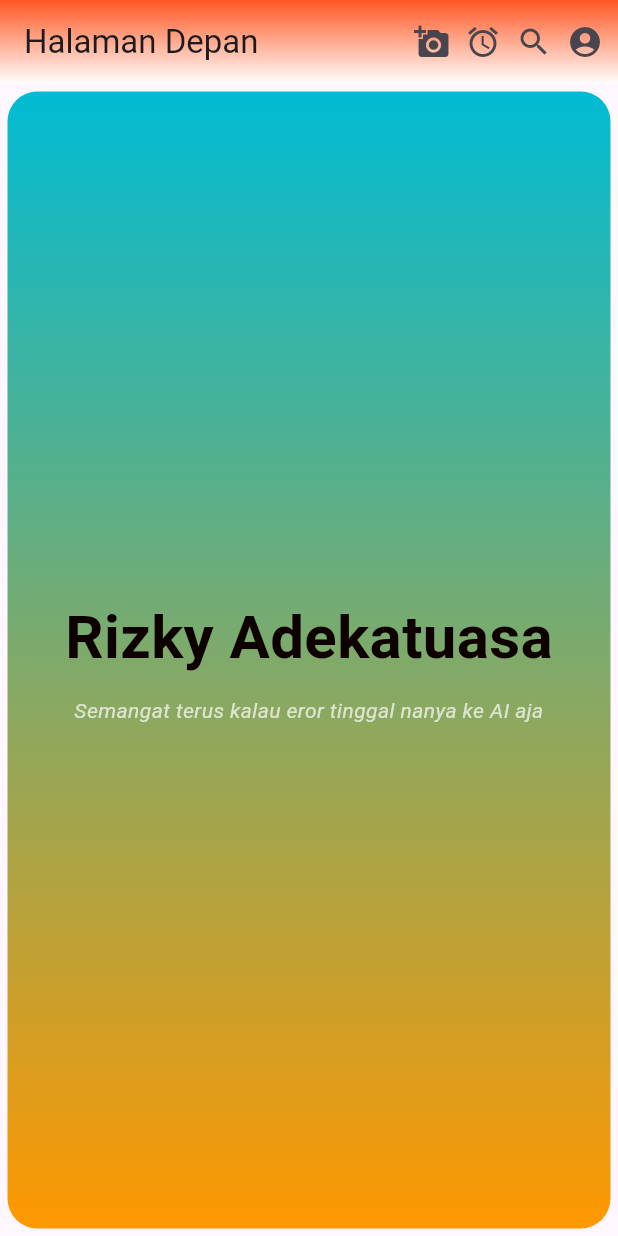
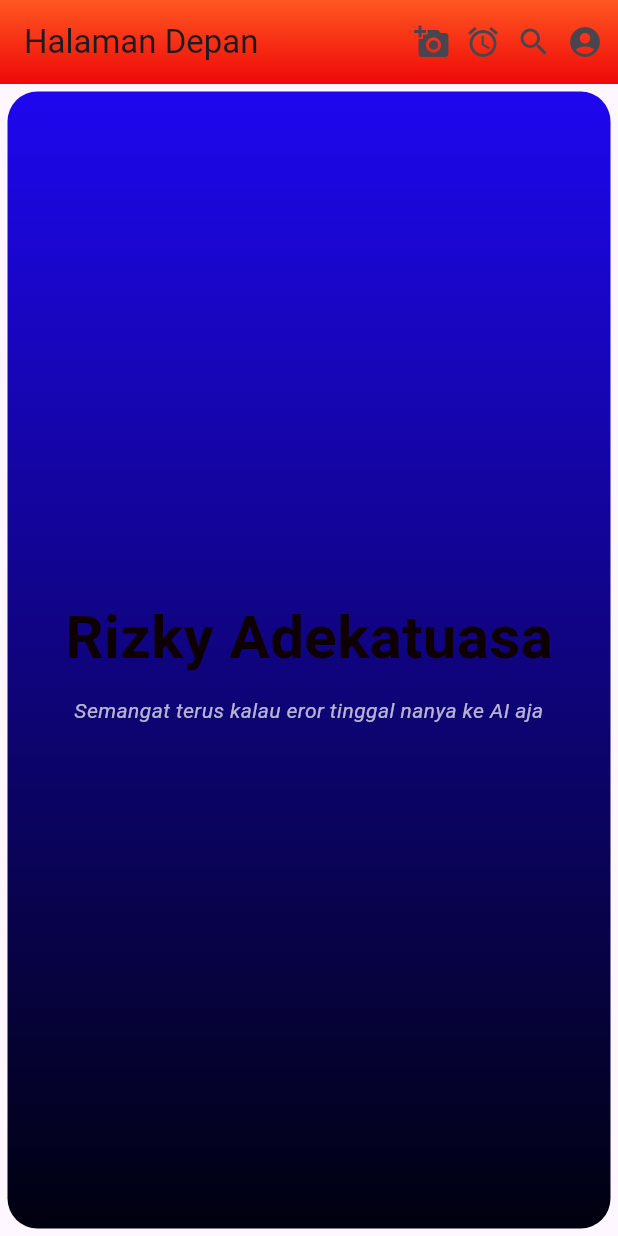
Before and after one commit to kidev14/tugas_week5_1123150137, a Flutter app: the screen it shows after launch, on a phone screen of 412 x 824 dp. Run offline on Flutter 3.47's test engine with Material 3 defaults, Android fonts, the phone set to English and light mode, and no system bars.

```diff
--- a/lib/main.dart
+++ b/lib/main.dart
@@ -32,6 +32,7 @@ class Halaman extends StatelessWidget {
           Icon( Icons.access_alarm),
           SizedBox(width: 10),
           Icon(Icons.search),
+
           SizedBox(width: 10),
           Icon(Icons.account_circle),
           SizedBox(width: 10),
@@ -43,7 +44,7 @@ class Halaman extends StatelessWidget {
         end: Alignment.bottomCenter,
         colors: [
           Colors.deepOrange, // warna atas
-          Colors.white,      // warna bawah
+          Color.fromARGB(255, 238, 8, 8),      // warna bawah
         ],
       ),
     ),
@@ -74,8 +75,8 @@ class Halaman extends StatelessWidget {
            begin: Alignment.topCenter,
           end: Alignment.bottomCenter,
           colors: [
-            Colors.cyan,
-            Colors.orange
+            const Color.fromARGB(255, 30, 7, 238),
+            const Color.fromARGB(255, 0, 1, 14)
             ],
 
         ),
```
